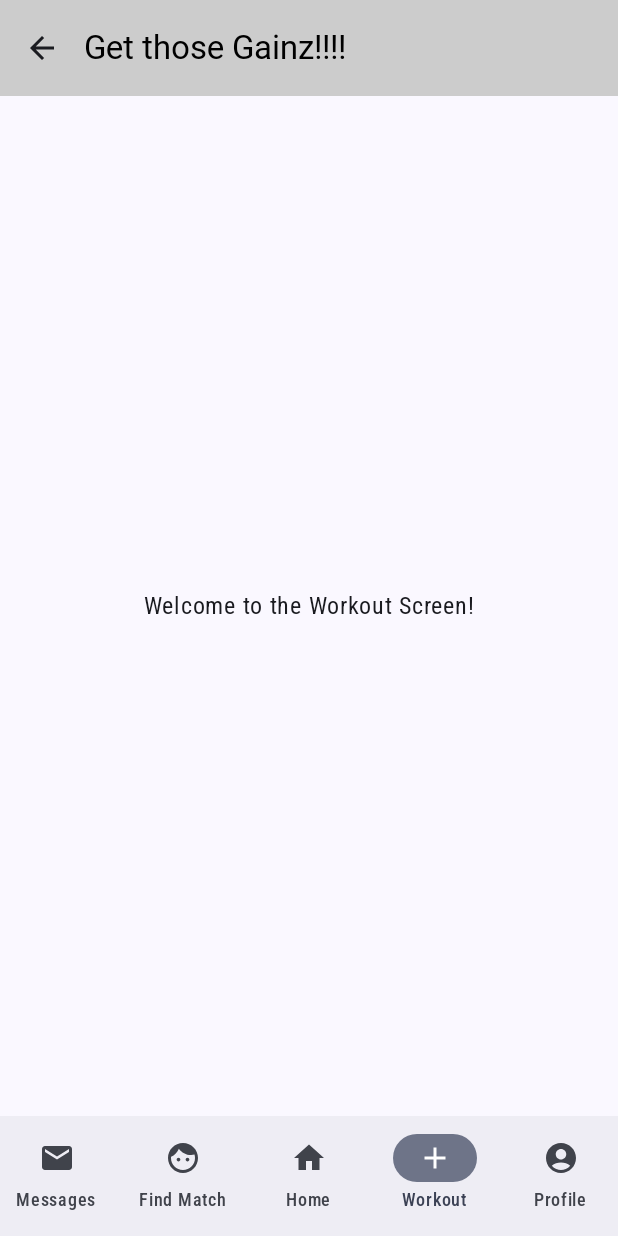
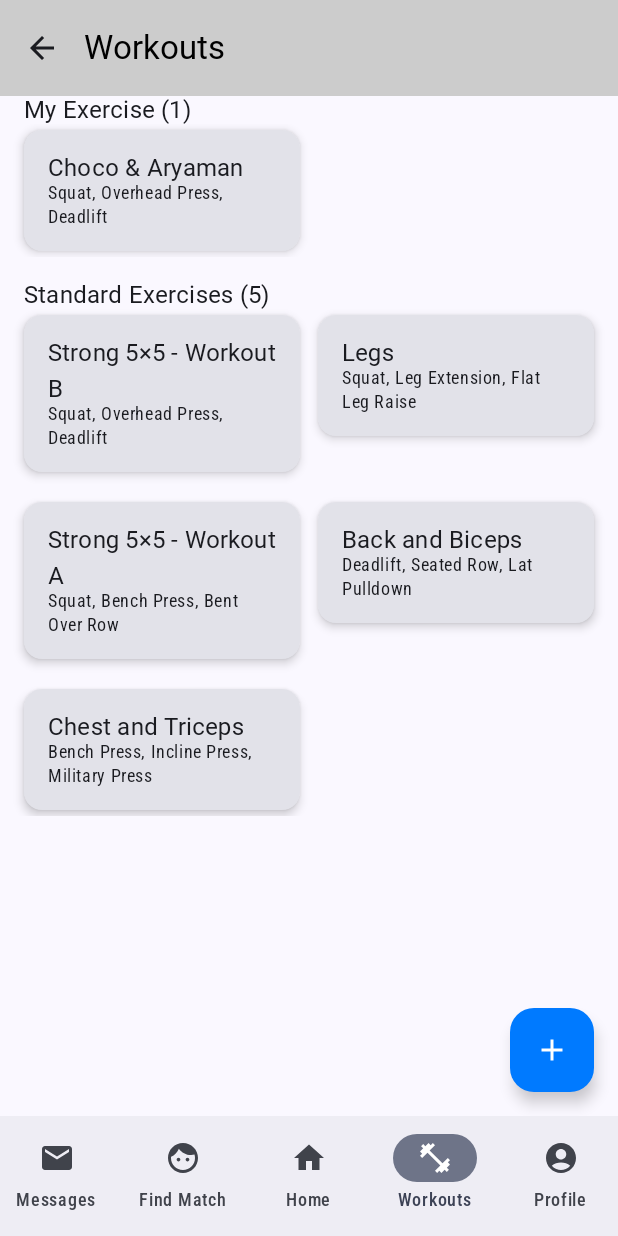
Before and after one commit to yhbarve/cs446-team-project, an Android app built with Jetpack Compose: the WorkoutScreen screen opened through its navigation route, on a phone screen of 412 x 824 dp. Run offline under Robolectric (Android 15) with nearby library versions, the phone set to English and light mode, and no system bars; Roboto replaces fonts that are not available here.

Commit message:
workout view with my exercises, standard exercises, and FAB

```diff
--- a/app/src/main/java/com/example/cs446_fit4me/navigation/BottomNavItem.kt
+++ b/app/src/main/java/com/example/cs446_fit4me/navigation/BottomNavItem.kt
@@ -6,6 +6,7 @@ import androidx.compose.material.icons.filled.Email
 import androidx.compose.material.icons.filled.Add
 import androidx.compose.material.icons.filled.Home
 import androidx.compose.material.icons.filled.Face // replace with actual icons
+import androidx.compose.material.icons.filled.FitnessCenter
 import androidx.compose.ui.graphics.vector.ImageVector
 
 // Sealed class to represent bottom navigation screens
@@ -18,7 +19,7 @@ sealed class BottomNavItem(
     object Home : BottomNavItem("home", "Home", Icons.Filled.Home, "Home")
     object Messages : BottomNavItem("messages", "Messages", Icons.Filled.Email, "Messages")
     object FindMatch : BottomNavItem("find_match", "Find A Gym Buddy", Icons.Filled.Face, "Find Match")
-    object Workout : BottomNavItem("workout", "Get those Gainz!!!!", Icons.Filled.Add, "Workout")
+    object Workout : BottomNavItem("workout", "Workouts", Icons.Default.FitnessCenter, "Workouts")
     object Profile : BottomNavItem("profile", "Profile", Icons.Filled.AccountCircle, "Profile")
 }
 
--- a/app/src/main/java/com/example/cs446_fit4me/ui/screens/MainScreen.kt
+++ b/app/src/main/java/com/example/cs446_fit4me/ui/screens/MainScreen.kt
@@ -14,6 +14,7 @@ import com.example.cs446_fit4me.navigation.getTitleByRoute
 import com.example.cs446_fit4me.ui.components.BottomNavigationBar
 import com.example.cs446_fit4me.ui.components.TopBar
 import com.example.cs446_fit4me.ui.screens.settings_subscreens.SettingsNavGraph
+import com.example.cs446_fit4me.ui.screens.*
 
 // Main screen that contains the bottom navigation bar and the navigation host
 @Composable
@@ -65,7 +66,7 @@ fun MainScreen() {
             composable(BottomNavItem.Home.route) { HomeScreen(navController) }
             composable(BottomNavItem.Messages.route) { MessagesScreen(navController) }
             composable(BottomNavItem.FindMatch.route) { FindMatchScreen(navController) }
-            composable(BottomNavItem.Workout.route) { WorkoutScreen(navController) }
+            composable(BottomNavItem.Workout.route) { WorkoutScreen() }
             composable(BottomNavItem.Profile.route) { ProfileScreen(navController) }
 
             composable("settings") {
--- a/app/src/main/java/com/example/cs446_fit4me/ui/screens/WorkoutScreen.kt
+++ b/app/src/main/java/com/example/cs446_fit4me/ui/screens/WorkoutScreen.kt
@@ -1,29 +1,139 @@
 package com.example.cs446_fit4me.ui.screens
 
-import androidx.compose.foundation.layout.Box
-import androidx.compose.foundation.layout.fillMaxSize
-import androidx.compose.material3.Text
+import androidx.compose.foundation.layout.*
+import androidx.compose.foundation.lazy.LazyColumn
+import androidx.compose.foundation.lazy.grid.*
+import androidx.compose.material3.*
+import androidx.compose.material.icons.*
+import androidx.compose.material.icons.filled.*
 import androidx.compose.runtime.Composable
 import androidx.compose.ui.Alignment
 import androidx.compose.ui.Modifier
+import androidx.compose.ui.graphics.Color
+import androidx.compose.ui.text.style.TextOverflow
 import androidx.compose.ui.tooling.preview.Preview
-import androidx.navigation.NavController
-import com.example.cs446_fit4me.ui.theme.CS446fit4meTheme
+import androidx.compose.ui.unit.dp
+import androidx.compose.foundation.shape.RoundedCornerShape
+import androidx.compose.material.icons.filled.Schedule
+
+@OptIn(ExperimentalMaterial3Api::class)
+@Composable
+fun WorkoutScreen() {
+    Scaffold(
+        floatingActionButton = { StartFAB() },
+        floatingActionButtonPosition = FabPosition.End
+    ) { paddingValues ->
+        LazyColumn(
+            contentPadding = PaddingValues(
+                top = paddingValues.calculateTopPadding(),
+                bottom = paddingValues.calculateBottomPadding() + 80.dp, // extra for FAB
+                start = 16.dp,
+                end = 16.dp
+            ),
+            verticalArrangement = Arrangement.spacedBy(16.dp),
+            modifier = Modifier.fillMaxSize()
+        ) {
+            item {
+                MyExercisesGrid()
+            }
+
+            item {
+                StandardExercisesGrid()
+            }
+        }
+    }
+}
 
 @Composable
-fun WorkoutScreen(navController: NavController? = null) {
-    Box(
-        modifier = Modifier.fillMaxSize(),
-        contentAlignment = Alignment.Center
+fun StartFAB() {
+    FloatingActionButton(
+        onClick = { /* Start empty workout */ },
+        containerColor = Color(0xFF007AFF)
     ) {
-        Text("Welcome to the Workout Screen!")
+        Icon(Icons.Default.Add, contentDescription = "Start Workout", tint = Color.White)
+    }
+}
+
+@Composable
+fun WorkoutCard(title: String, exercises: String, timeAgo: String? = null) {
+    Card(
+        shape = RoundedCornerShape(12.dp),
+        elevation = CardDefaults.cardElevation(defaultElevation = 4.dp),
+        modifier = Modifier
+            .fillMaxWidth()
+            .padding(vertical = 4.dp)
+    ) {
+        Column(modifier = Modifier.padding(16.dp)) {
+            Text(title, style = MaterialTheme.typography.titleMedium)
+            Text(
+                exercises,
+                style = MaterialTheme.typography.bodySmall,
+                maxLines = 2,
+                overflow = TextOverflow.Ellipsis
+            )
+            timeAgo?.let {
+                Spacer(modifier = Modifier.height(4.dp))
+                Row(verticalAlignment = Alignment.CenterVertically) {
+                    Icon(Icons.Default.Schedule, contentDescription = null, modifier = Modifier.size(16.dp))
+                    Spacer(modifier = Modifier.width(4.dp))
+                    Text(it, style = MaterialTheme.typography.labelSmall)
+                }
+            }
+        }
+    }
+}
+
+@Composable
+fun MyExercisesGrid() {
+    // REPLACE WITH ACTUAL DATA
+    val myList = listOf(
+        Triple("Choco & Aryaman", "Squat, Overhead Press, Deadlift", null),
+    )
+    val text = if (myList.size > 1) "My Exercises (${myList.size})" else "My Exercise (${myList.size})"
+
+    Text(text, style = MaterialTheme.typography.titleMedium)
+    LazyVerticalGrid(
+        columns = GridCells.Fixed(2),
+        horizontalArrangement = Arrangement.spacedBy(12.dp),
+        verticalArrangement = Arrangement.spacedBy(12.dp),
+        modifier = Modifier
+            .fillMaxWidth()
+            .heightIn(max = 600.dp)
+    ) {
+        items(myList) { (title, exercises, timeAgo) ->
+            WorkoutCard(title, exercises, timeAgo)
+        }
+    }
+}
+
+@Composable
+fun StandardExercisesGrid() {
+    // REPLACE WITH ACTUAL DATA
+    val templates = listOf(
+        Triple("Strong 5×5 - Workout B", "Squat, Overhead Press, Deadlift", null),
+        Triple("Legs", "Squat, Leg Extension, Flat Leg Raise", null),
+        Triple("Strong 5×5 - Workout A", "Squat, Bench Press, Bent Over Row", null),
+        Triple("Back and Biceps", "Deadlift, Seated Row, Lat Pulldown", null),
+        Triple("Chest and Triceps", "Bench Press, Incline Press, Military Press", null)
+    )
+    val text = if (templates.size > 1) "Standard Exercises (${templates.size})" else "Standard Exercise (${templates.size})"
+    Text(text, style = MaterialTheme.typography.titleMedium)
+    LazyVerticalGrid(
+        columns = GridCells.Fixed(2),
+        horizontalArrangement = Arrangement.spacedBy(12.dp),
+        verticalArrangement = Arrangement.spacedBy(12.dp),
+        modifier = Modifier
+            .fillMaxWidth()
+            .heightIn(max = 600.dp)
+    ) {
+        items(templates) { (title, exercises, timeAgo) ->
+            WorkoutCard(title, exercises, timeAgo)
+        }
     }
 }
 
 @Preview(showBackground = true)
 @Composable
 fun WorkoutScreenPreview() {
-    CS446fit4meTheme {
-        WorkoutScreen()
-    }
+    WorkoutScreen()
 }
```
Also changed, not shown: 1 other file.
